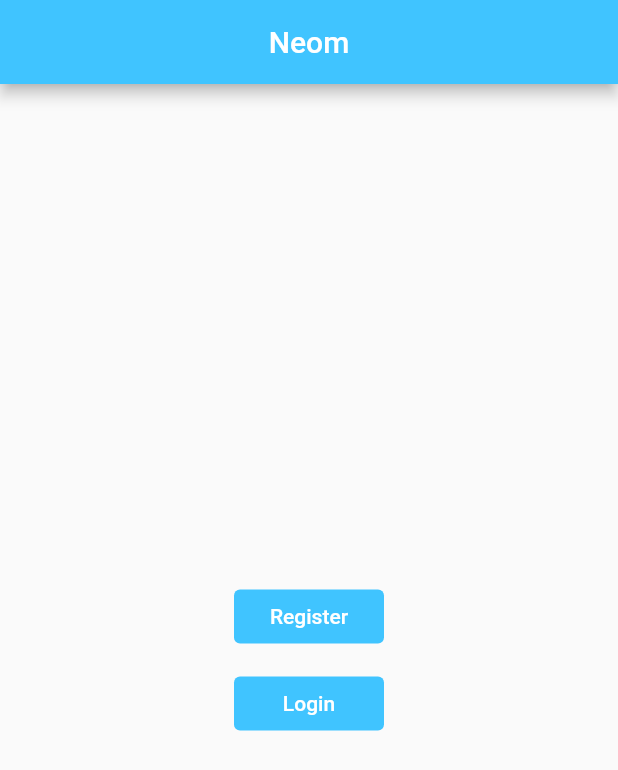
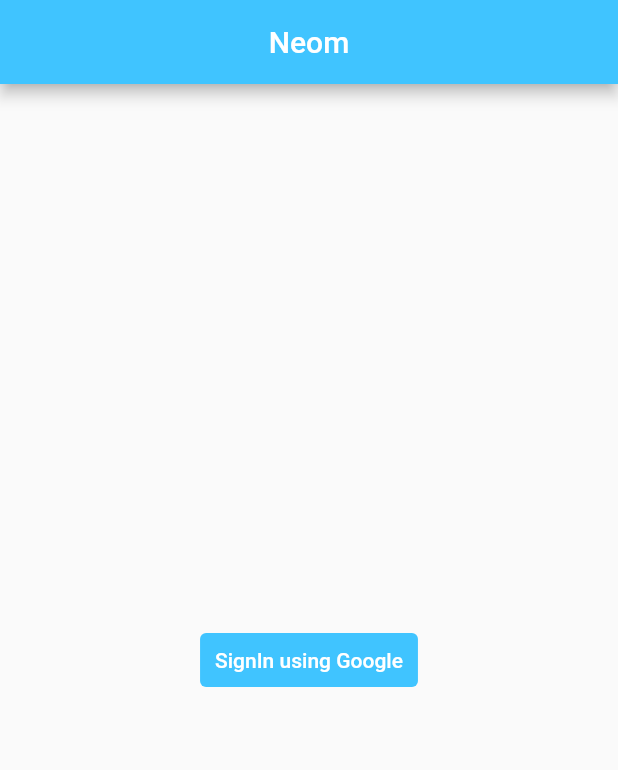
Before and after one commit to AdiG08/Neom, a Flutter app: the screen it shows after launch, on a phone screen of 412 x 824 dp. Shown: the top 770 px of the screen. Run offline on Flutter 3.47's test engine with Material 2 defaults, Android fonts, the light colour scheme and no system bars; our stand-ins replace firebase_auth, firebase_core, google_sign_in; accounts and stored records are empty.

Commit message:
Neom App

```diff
--- a/lib/Screens/home_screen.dart
+++ b/lib/Screens/home_screen.dart
@@ -1,22 +1,13 @@
-import 'dart:ui';
-
 import 'package:firebase_auth/firebase_auth.dart';
 import 'package:flutter/material.dart';
-import 'package:neom/google_signIn.dart';
-import 'package:provider/provider.dart';
 
 import 'logged_in_screen.dart';
+import 'sign_in_screen.dart';
 
 class HomeScreen extends StatelessWidget {
   @override
   Widget build(BuildContext context) {
-    return Scaffold(
-      appBar: AppBar(
-        title: Text('Neom'),
-        centerTitle: true,
-        backgroundColor: Colors.lightBlueAccent,
-      ),
-      body: StreamBuilder(
+    return StreamBuilder(
         stream: FirebaseAuth.instance.authStateChanges(),
         builder: (context, snapshot) {
           if (snapshot.connectionState == ConnectionState.waiting) {
@@ -28,47 +19,6 @@ class HomeScreen extends StatelessWidget {
           } else {
             return SignIn_Screen();
           }
-          }),
-    );
+        });
   }
 }
-
-class SignIn_Screen extends StatelessWidget {
-  @override
-  Widget build(BuildContext context) {
-    return Column(
-      //crossAxisAlignment: CrossAxisAlignment.start,
-      mainAxisAlignment: MainAxisAlignment.center,
-      children: <Widget>[
-        Center(
-          child: TextButton(
-            onPressed: () {
-              final provider =
-                  Provider.of<GoogleSignInProvider>(context, listen: false);
-              provider.googleLogin();
-            },
-            child: Text('Register'),
-            style: TextButton.styleFrom(
-                primary: Colors.white,
-                backgroundColor: Colors.lightBlueAccent,
-                padding: EdgeInsets.all(10.0),
-                minimumSize: Size(100, 30)),
-          ),
-        ),
-        SizedBox(height: 10.0),
-        Center(
-          child: TextButton(
-            onPressed: () {},
-            child: Text('Login'),
-            style: TextButton.styleFrom(
-              padding: EdgeInsets.all(10.0),
-              primary: Colors.white,
-              backgroundColor: Colors.lightBlueAccent,
-              minimumSize: Size(100, 30),
-            ),
-          ),
-        ),
-      ],
-    );
-  }
-}
--- /dev/null
+++ b/lib/Screens/sign_in_screen.dart
@@ -0,0 +1,36 @@
+import 'package:flutter/material.dart';
+import 'package:neom/google_signIn.dart';
+import 'package:provider/provider.dart';
+
+class SignIn_Screen extends StatelessWidget {
+  @override
+  Widget build(BuildContext context) {
+    return Scaffold(
+      appBar: AppBar(
+        title: Text('Neom'),
+        centerTitle: true,
+        backgroundColor: Colors.lightBlueAccent,
+      ),
+      body: Column(
+        mainAxisAlignment: MainAxisAlignment.center,
+        children: <Widget>[
+          Center(
+            child: TextButton(
+              onPressed: () {
+                final provider =
+                    Provider.of<GoogleSignInProvider>(context, listen: false);
+                provider.googleLogin();
+              },
+              child: Text('SignIn using Google'),
+              style: TextButton.styleFrom(
+                  primary: Colors.white,
+                  backgroundColor: Colors.lightBlueAccent,
+                  padding: EdgeInsets.all(10.0),
+                  minimumSize: Size(100, 30)),
+            ),
+          ),
+        ],
+      ),
+    );
+  }
+}
```
Lines whose indentation alone changed are shown as unchanged.
